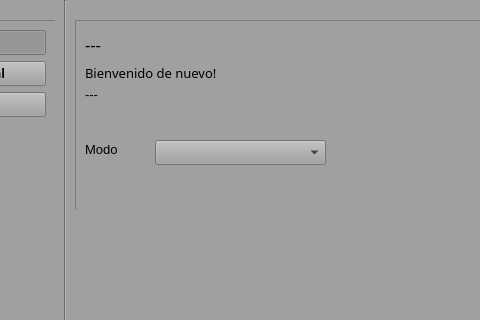
jesusramondovale/IngenicaSTS, file src/View/PrincipalUsuario.ui: the form before one commit; both pictures show x 145 to 625 and y 0 to 320 of the 1034 by 599 pixel window.
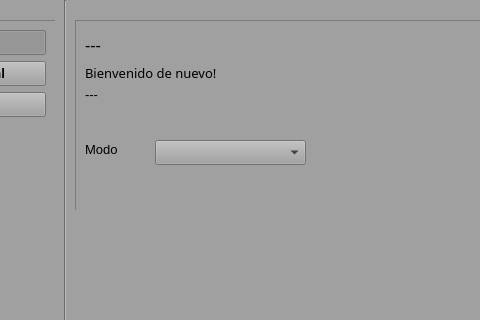
The form after the commit. Icons and pictures are not drawn.

Commit message: Selector de Modo: Bugs Fixed * Arreglado: cambiar de modo al cambiar el selector con los gráficos ya dibujados.

Diff of the .ui file:
```diff
--- a/src/View/PrincipalUsuario.ui
+++ b/src/View/PrincipalUsuario.ui
@@ -288,7 +288,7 @@
        <rect>
         <x>80</x>
         <y>120</y>
-        <width>171</width>
+        <width>151</width>
         <height>25</height>
        </rect>
       </property>
```
The commit also changes 2 other files.
